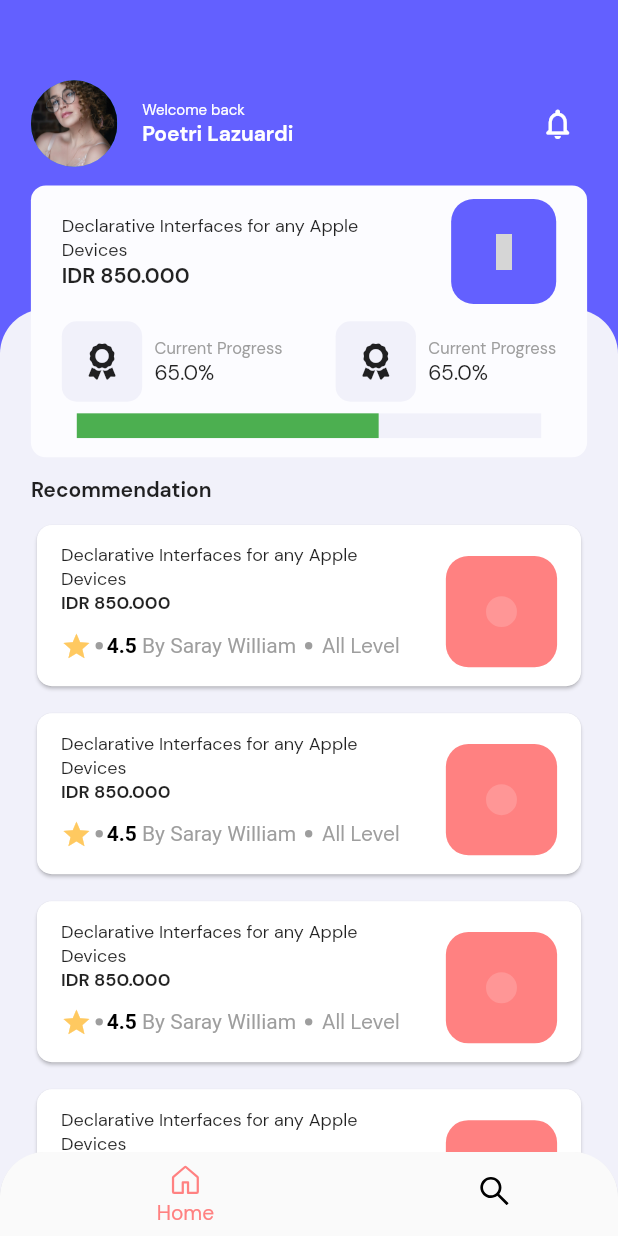
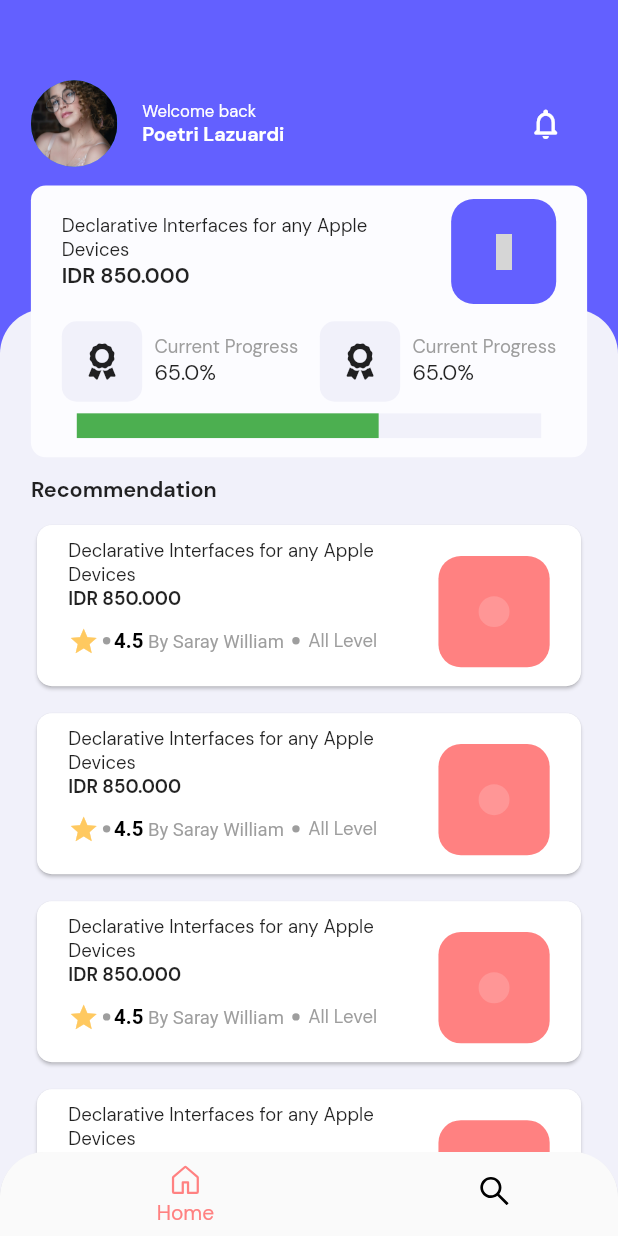
Before and after one commit to oguzhaninal/sinau, a Flutter app: the screen it shows after launch, on a phone screen of 412 x 824 dp. Run offline on Flutter 3.47's test engine with Material 2 defaults, Android fonts, the phone set to English and light mode, and no system bars; drawn by our look-alikes of percent_indicator; our stand-ins replace flutter_icons; grey boxes are pictures that could not be loaded.

Commit message:
Final commit

```diff
--- a/lib/homeScreen/homeScreen.dart
+++ b/lib/homeScreen/homeScreen.dart
@@ -40,7 +40,7 @@ class Home extends StatelessWidget {
           child: Stack(
             children: [
               Row(
-                // mainAxisAlignment: MainAxisAlignment.spaceEvenly,
+                // mainAxisAlignment: MainAxisAlignment.spaceBetween,
                 children: [
                   CircleAvatar(
                     radius: phoneSize.height * .035,
@@ -53,19 +53,21 @@ class Home extends StatelessWidget {
                     children: [
                       Text(
                         "Welcome back",
-                        style: TextStyle(fontSize: 10, color: Colors.white),
+                        style: TextStyle(
+                            fontSize: phoneSize.width * .027,
+                            color: Colors.white),
                       ),
                       Text(
                         "Poetri Lazuardi",
                         style: TextStyle(
-                            fontSize: 14,
+                            fontSize: phoneSize.width * .032,
                             fontWeight: FontWeight.bold,
                             color: Colors.white),
                       ),
                     ],
                   ),
                   SizedBox(
-                    width: phoneSize.width * .360,
+                    width: phoneSize.width * .355,
                   ),
                   IconButton(
                       alignment: Alignment.centerRight,
@@ -112,14 +114,12 @@ class Home extends StatelessWidget {
                       children: [
                         Text(
                           "Declarative Interfaces for any Apple",
-                          style: TextStyle(
-                            fontSize: 12,
-                          ),
+                          style: TextStyle(fontSize: phoneSize.width * .03),
                         ),
                         Text(
                           "Devices",
                           style: TextStyle(
-                            fontSize: 12,
+                            fontSize: phoneSize.width * .03,
                           ),
                         ),
                         Text(
@@ -205,14 +205,14 @@ class Home extends StatelessWidget {
               Text(
                 "Current Progress",
                 style: TextStyle(
-                  fontSize: 11,
+                  fontSize: phoneSize.width * .03,
                   color: Colors.grey,
                 ),
               ),
               Text(
                 "${this.progress * 100}%",
                 style: TextStyle(
-                  fontSize: 14,
+                  fontSize: phoneSize.width * .035,
                 ),
               )
             ],
@@ -260,7 +260,7 @@ class Home extends StatelessWidget {
               "Recommendation",
               style: TextStyle(
                 fontWeight: FontWeight.bold,
-                fontSize: 14,
+                fontSize: phoneSize.width * .035,
               ),
             ),
           )
@@ -281,26 +281,26 @@ class Home extends StatelessWidget {
           title: Row(
             mainAxisAlignment: MainAxisAlignment.spaceBetween,
             children: [
-              Column(
+              Padding(
+                padding: EdgeInsets.all(phoneSize.height * .006),
+                child: Column(
                   crossAxisAlignment: CrossAxisAlignment.start,
                   children: [
-                  Padding(
-                    padding: EdgeInsets.only(top: phoneSize.height * .01),
-                    child: Text(
+                    Text(
                       "Declarative Interfaces for any Apple",
                       style: TextStyle(
-                        fontSize: 12,
-                      ),
+                        fontSize: phoneSize.width * .03,
                       ),
                     ),
                     Text(
                       "Devices",
-                    style: TextStyle(fontSize: 12),
+                      style: TextStyle(fontSize: phoneSize.width * .03),
                     ),
-                  Text(
-                    "IDR 850.000",
-                    style: TextStyle(fontWeight: FontWeight.bold, fontSize: 12),
-                  ),
+                    Text("IDR 850.000",
+                        style: TextStyle(
+                          fontWeight: FontWeight.bold,
+                          fontSize: phoneSize.width * .03,
+                        )),
                     SizedBox(
                       height: phoneSize.height * .012,
                     ),
@@ -324,13 +324,13 @@ class Home extends StatelessWidget {
                             style: TextStyle(
                                 fontWeight: FontWeight.bold,
                                 color: Colors.black,
-                              fontSize: 14),
+                                fontSize: phoneSize.width * .033),
                             children: [
                               TextSpan(
                                 text: " By Saray William ",
                                 style: TextStyle(
                                     fontWeight: FontWeight.normal,
-                                  fontSize: 14,
+                                    fontSize: phoneSize.width * .03,
                                     color: Colors.grey),
                               ),
                             ],
@@ -345,13 +345,18 @@ class Home extends StatelessWidget {
                         ),
                         Text(
                           " All Level",
-                        style: TextStyle(color: Colors.grey, fontSize: 14),
+                          style: TextStyle(
+                              color: Colors.grey,
+                              fontSize: phoneSize.width * .03),
                         )
                       ],
                     )
                   ],
                 ),
-              Container(
+              ),
+              Padding(
+                padding: EdgeInsets.all(phoneSize.height * .006),
+                child: Container(
                   height: phoneSize.height * .09,
                   width: phoneSize.height * .09,
                   decoration: BoxDecoration(
@@ -367,6 +372,7 @@ class Home extends StatelessWidget {
                           borderRadius: BorderRadius.circular(50)),
                     ),
                   ),
+                ),
               )
             ],
           ),
--- a/lib/myNavBar.dart
+++ b/lib/myNavBar.dart
@@ -14,6 +14,12 @@ class _NavBarState extends State<NavBar> {
   static List pages = [
     Home(),
     Search(),
+    Center(
+      child: Text("data"),
+    ),
+    Center(
+      child: Text("askjask"),
+    )
   ];
 
   @override
```
Also changed, not shown: lib/navigationBar.dart (deleted, +0 -68 lines), lib/search.dart (+20 -26 lines). Lines whose indentation alone changed are shown as unchanged.
